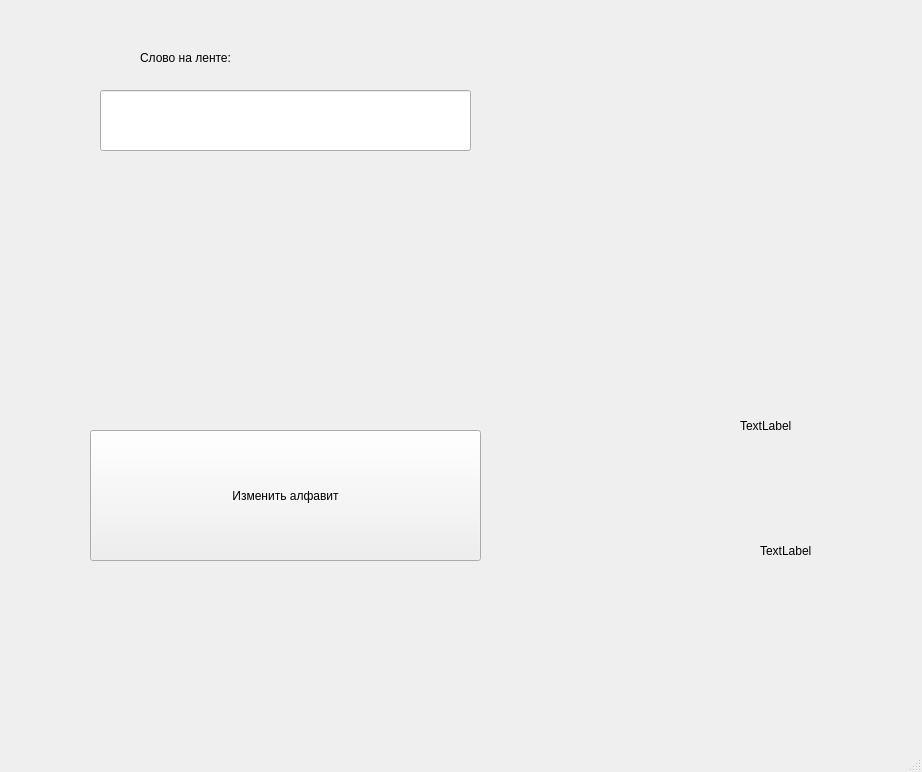
The window that Mtprak/mainwindow.ui (Githu228i/MTpraks) describes before a commit, drawn with Qt 5.
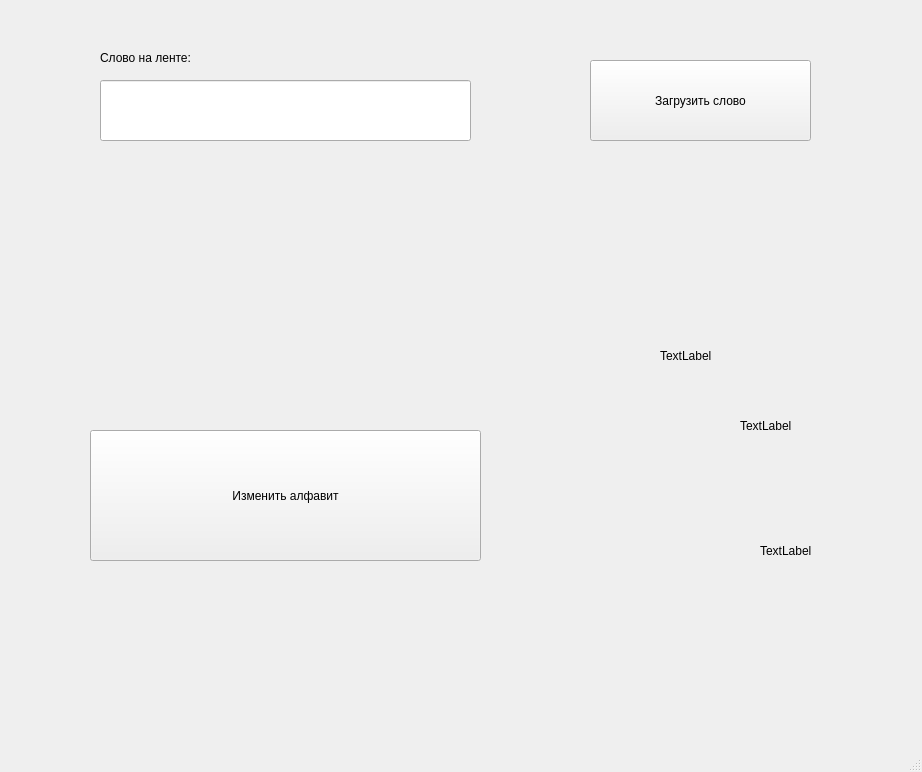
The same window after the commit.

Commit message: Entering Word Button

```diff
--- a/Mtprak/mainwindow.ui
+++ b/Mtprak/mainwindow.ui
@@ -57,7 +57,7 @@
     <property name="geometry">
      <rect>
       <x>100</x>
-      <y>90</y>
+      <y>80</y>
       <width>371</width>
       <height>61</height>
      </rect>
@@ -66,7 +66,7 @@
    <widget class="QLabel" name="WordOnText">
     <property name="geometry">
      <rect>
-      <x>140</x>
+      <x>100</x>
       <y>50</y>
       <width>251</width>
       <height>16</height>
@@ -76,6 +76,32 @@
      <string>Слово на ленте:</string>
     </property>
    </widget>
+   <widget class="QPushButton" name="GetWordBut">
+    <property name="geometry">
+     <rect>
+      <x>590</x>
+      <y>60</y>
+      <width>221</width>
+      <height>81</height>
+     </rect>
+    </property>
+    <property name="text">
+     <string>Загрузить слово</string>
+    </property>
+   </widget>
+   <widget class="QLabel" name="checkword">
+    <property name="geometry">
+     <rect>
+      <x>660</x>
+      <y>340</y>
+      <width>201</width>
+      <height>31</height>
+     </rect>
+    </property>
+    <property name="text">
+     <string>TextLabel</string>
+    </property>
+   </widget>
   </widget>
   <widget class="QMenuBar" name="menubar">
    <property name="geometry">
```
The commit also changes 7 other files.
